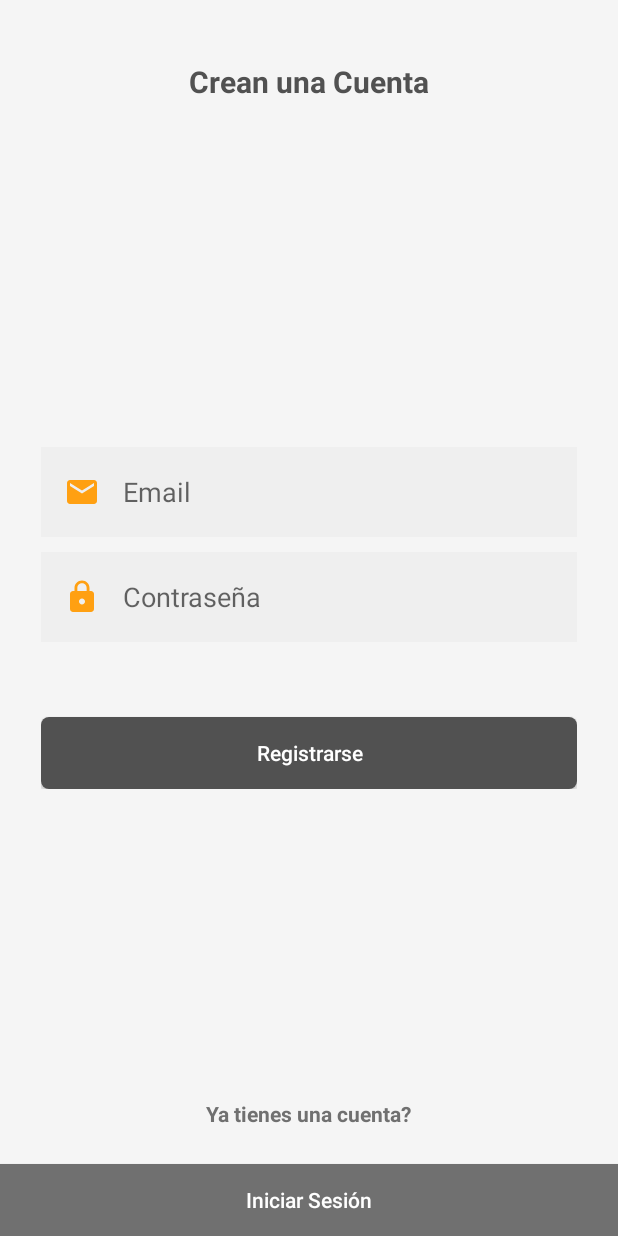
After one commit to richardtabaresb/Fasty, an Android app: the registro screen opened directly, with no data from a screen before it, on a phone screen of 412 x 824 dp. The commit adds this screen. Run offline under Robolectric (Android 15) with nearby library versions, the phone set to English and light mode, and no system bars.

Commit message:
Diseño de splash.xml y view de registro_view.xml

```diff
--- /dev/null
+++ b/app/src/main/java/bezzier/fasty/registro.kt
@@ -0,0 +1,11 @@
+package bezzier.fasty
+
+import androidx.appcompat.app.AppCompatActivity
+import android.os.Bundle
+
+class registro : AppCompatActivity() {
+    override fun onCreate(savedInstanceState: Bundle?) {
+        super.onCreate(savedInstanceState)
+        setContentView(R.layout.registro_view)
+    }
+}
--- /dev/null
+++ b/app/src/main/res/drawable/bordes_redondos_btn.xml
@@ -0,0 +1,5 @@
+<?xml version="1.0" encoding="utf-8"?>
+<shape xmlns:android="http://schemas.android.com/apk/res/android">
+    <corners android:radius="5dp" />
+    <solid android:color="@color/titulosColor" />
+</shape>
--- /dev/null
+++ b/app/src/main/res/drawable/mail.xml
@@ -0,0 +1,9 @@
+<vector
+    android:height="24dp"
+    android:width="24dp"
+    android:tint="#FFA012"
+    android:viewportHeight="24"
+    android:viewportWidth="24"
+    xmlns:android="http://schemas.android.com/apk/res/android">
+    <path android:fillColor="@android:color/white" android:pathData="M20,4L4,4c-1.1,0 -1.99,0.9 -1.99,2L2,18c0,1.1 0.9,2 2,2h16c1.1,0 2,-0.9 2,-2L22,6c0,-1.1 -0.9,-2 -2,-2zM20,8l-8,5 -8,-5L4,6l8,5 8,-5v2z"/>
+</vector>
--- /dev/null
+++ b/app/src/main/res/drawable/pass.xml
@@ -0,0 +1,5 @@
+<vector android:height="24dp" android:tint="#FFA012"
+    android:viewportHeight="24" android:viewportWidth="24"
+    android:width="24dp" xmlns:android="http://schemas.android.com/apk/res/android">
+    <path android:fillColor="@android:color/white" android:pathData="M18,8h-1L17,6c0,-2.76 -2.24,-5 -5,-5S7,3.24 7,6v2L6,8c-1.1,0 -2,0.9 -2,2v10c0,1.1 0.9,2 2,2h12c1.1,0 2,-0.9 2,-2L20,10c0,-1.1 -0.9,-2 -2,-2zM12,17c-1.1,0 -2,-0.9 -2,-2s0.9,-2 2,-2 2,0.9 2,2 -0.9,2 -2,2zM15.1,8L8.9,8L8.9,6c0,-1.71 1.39,-3.1 3.1,-3.1 1.71,0 3.1,1.39 3.1,3.1v2z"/>
+</vector>
--- /dev/null
+++ b/app/src/main/res/layout/registro_view.xml
@@ -0,0 +1,95 @@
+<?xml version="1.0" encoding="utf-8"?>
+<androidx.constraintlayout.widget.ConstraintLayout xmlns:android="http://schemas.android.com/apk/res/android"
+    xmlns:app="http://schemas.android.com/apk/res-auto"
+    xmlns:tools="http://schemas.android.com/tools"
+    android:layout_width="match_parent"
+    android:layout_height="match_parent"
+    android:background="@color/fondoColor"
+    tools:context=".registro">
+
+    <TextView
+        android:id="@+id/registroTitulo"
+        android:layout_width="wrap_content"
+        android:layout_height="wrap_content"
+        android:fontFamily="sans-serif"
+        android:text="Crean una Cuenta"
+        android:textColor="@color/titulosColor"
+        android:textSize="20dp"
+        android:textStyle="bold"
+        app:layout_constraintBottom_toTopOf="@+id/linearLayout"
+        app:layout_constraintEnd_toEndOf="parent"
+        app:layout_constraintStart_toStartOf="parent"
+        app:layout_constraintTop_toTopOf="parent"
+        app:layout_constraintVertical_bias="0.15" />
+
+    <LinearLayout
+        android:id="@+id/linearLayout"
+        android:layout_width="357dp"
+        android:layout_height="wrap_content"
+        android:orientation="vertical"
+        app:layout_constraintBottom_toBottomOf="parent"
+        app:layout_constraintEnd_toEndOf="parent"
+        app:layout_constraintStart_toStartOf="parent"
+        app:layout_constraintTop_toTopOf="parent">
+
+        <EditText
+            android:id="@+id/email_txt"
+            android:layout_width="match_parent"
+            android:layout_height="60dp"
+            android:background="@color/camposColor"
+            android:drawableLeft="@drawable/mail"
+            android:drawablePadding="15dp"
+            android:ems="10"
+            android:hint="Email"
+            android:inputType="textEmailAddress"
+            android:padding="15dp" />
+
+        <EditText
+            android:id="@+id/pass_txt"
+            android:layout_width="match_parent"
+            android:layout_height="60dp"
+            android:layout_marginTop="10dp"
+            android:background="@color/camposColor"
+            android:drawableLeft="@drawable/pass"
+            android:drawablePadding="15dp"
+            android:ems="10"
+            android:hint="Contraseña"
+            android:inputType="textPassword"
+            android:padding="15dp" />
+
+        <Button
+            android:id="@+id/registrar_Btn"
+            android:layout_width="match_parent"
+            android:layout_height="wrap_content"
+            android:layout_marginTop="50dp"
+            android:background="@drawable/bordes_redondos_btn"
+            android:text="Registrarse"
+            android:textAllCaps="false"
+            android:textColor="@color/white" />
+    </LinearLayout>
+
+    <TextView
+        android:layout_width="wrap_content"
+        android:layout_height="wrap_content"
+        android:layout_marginBottom="24dp"
+        android:text="Ya tienes una cuenta?"
+        android:textColor="@color/inactivoColor"
+        android:textStyle="bold"
+        app:layout_constraintBottom_toTopOf="@+id/iniciar_btn"
+        app:layout_constraintEnd_toEndOf="parent"
+        app:layout_constraintStart_toStartOf="parent"
+        app:layout_constraintTop_toBottomOf="@+id/linearLayout"
+        app:layout_constraintVertical_bias="1.0" />
+
+    <Button
+        android:id="@+id/iniciar_btn"
+        android:layout_width="match_parent"
+        android:layout_height="wrap_content"
+        android:background="@color/inactivoColor"
+        android:text="Iniciar Sesión"
+        android:textAllCaps="false"
+        android:textColor="@color/white"
+        app:layout_constraintBottom_toBottomOf="parent"
+        app:layout_constraintEnd_toEndOf="parent"
+        app:layout_constraintStart_toStartOf="parent" />
+</androidx.constraintlayout.widget.ConstraintLayout>
--- a/app/src/main/res/values/colors.xml
+++ b/app/src/main/res/values/colors.xml
@@ -7,4 +7,13 @@
     <color name="teal_700">#FF018786</color>
     <color name="black">#FF000000</color>
     <color name="white">#FFFFFFFF</color>
+    <color name="primarioColor">#ffa012</color>
+    <color name="titulosColor">#515151</color>
+    <color name="inactivoColor">#707070</color>
+    <color name="linksColor">#7bc2ff</color>
+    <color name="carritoColor">#00b37e</color>
+    <color name="subtitulosColor">#cccccc</color>
+    <color name="fondoColor">#f5f5f5</color>
+    <color name="fondoTarjetaColor">#ffffff</color>
+    <color name="camposColor">#efefef</color>
 </resources>
--- a/build.gradle
+++ b/build.gradle
@@ -6,7 +6,7 @@ buildscript {
         jcenter()
     }
     dependencies {
-        classpath "com.android.tools.build:gradle:4.1.3"
+        classpath 'com.android.tools.build:gradle:4.2.0'
         classpath "org.jetbrains.kotlin:kotlin-gradle-plugin:$kotlin_version"
 
         // NOTE: Do not place your application dependencies here; they belong
```
Also changed, not shown: app/src/main/AndroidManifest.xml (+6 -1 lines), app/src/main/res/drawable-v24/ic_launcher_foreground.xml (deleted, +0 -30 lines), app/src/main/res/drawable/ic_launcher_background.xml (deleted, +0 -170 lines), app/src/main/res/layout/splash.xml (added, +19 -0 lines), app/src/main/assets/Fonts/Historia.ttf (added), gradle/wrapper/gradle-wrapper.properties.
